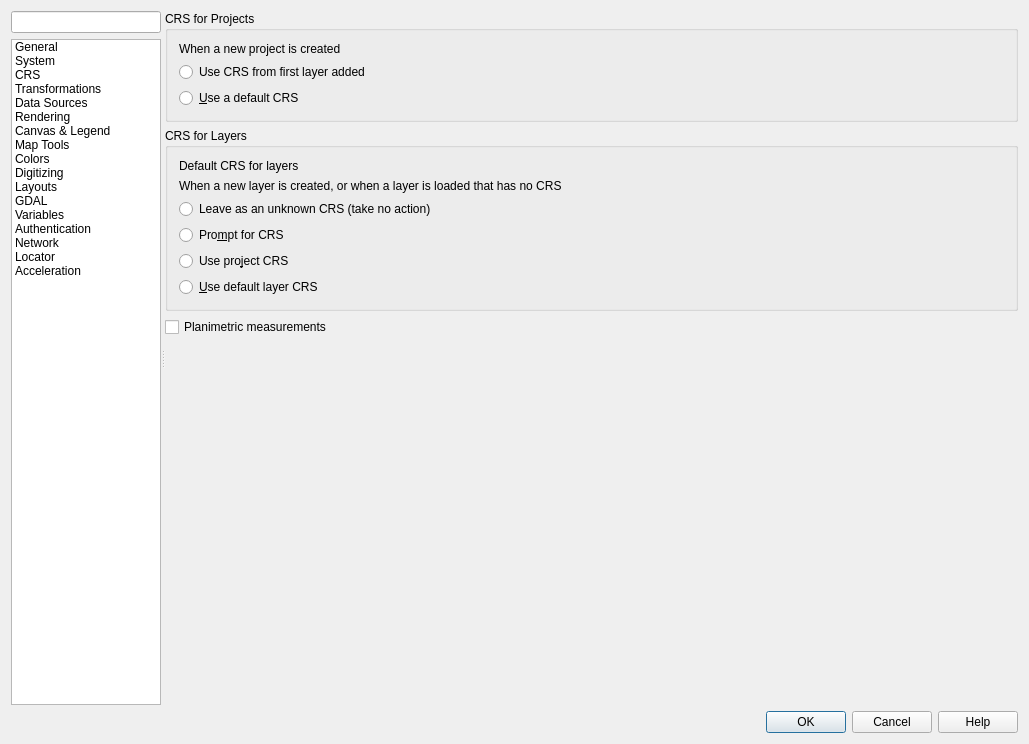
Qt form src/ui/qgsoptionsbase.ui (qgis/QGIS) before a commit.
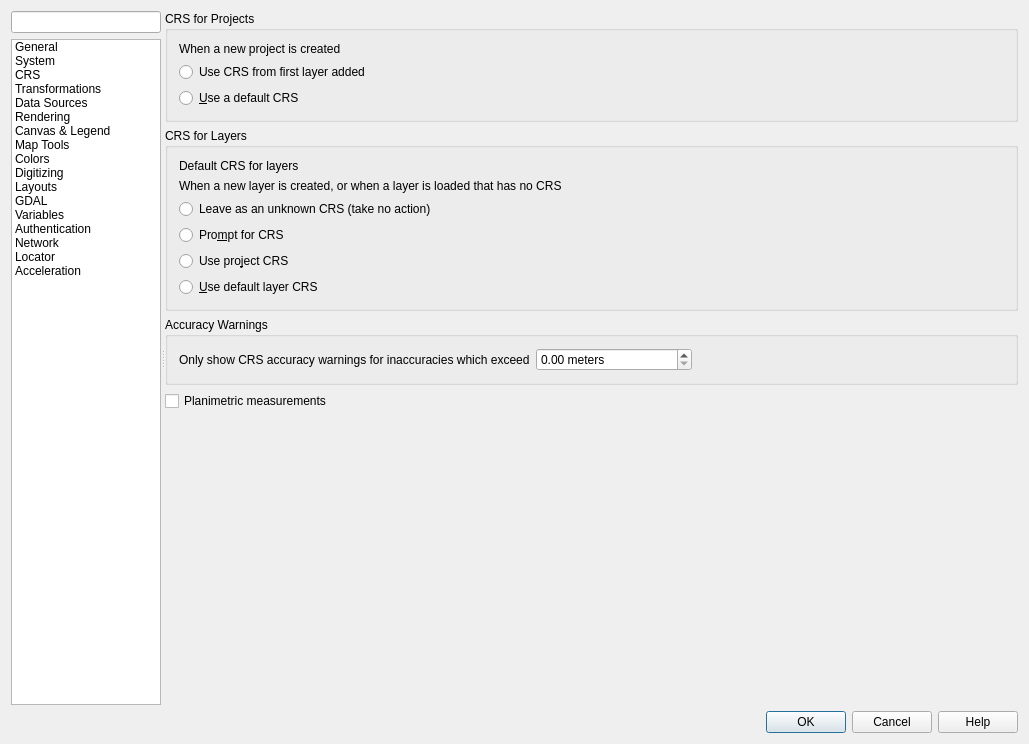
The same form after that commit. The open tabs and pages were chosen to show the change. Icons and pictures are not drawn. Custom widgets are drawn as their Qt base class.

Commit message:
Add global setting to control the display of CRS inaccuracy warnings
This new setting in the Options -> CRS tab specifies a threshold
in meters, where CRS accuracy warnings will only be shown for
inaccuracies which exceed this distance.

This allows users who work in fields where lower accuracies are
acceptable to hide the CRS inaccuracy warnings when an ensemble datum
based CRS (such as 4326, 3857) is selected.

Diff of the .ui file:
```diff
--- a/src/ui/qgsoptionsbase.ui
+++ b/src/ui/qgsoptionsbase.ui
@@ -1760,6 +1760,13 @@
                 </widget>
                </item>
                <item row="5" column="0">
+                <widget class="QCheckBox" name="mPlanimetricMeasurementsComboBox">
+                 <property name="text">
+                  <string>Planimetric measurements</string>
+                 </property>
+                </widget>
+               </item>
+               <item row="6" column="0">
                 <spacer name="verticalSpacer">
                  <property name="orientation">
                   <enum>Qt::Vertical</enum>
@@ -1825,10 +1832,45 @@
                 </widget>
                </item>
                <item row="4" column="0">
-                <widget class="QCheckBox" name="mPlanimetricMeasurementsComboBox">
-                 <property name="text">
-                  <string>Planimetric measurements</string>
+                <widget class="QgsCollapsibleGroupBox" name="groupBox_26">
+                 <property name="title">
+                  <string>Accuracy Warnings</string>
                  </property>
+                 <layout class="QGridLayout" name="gridLayout_37" columnstretch="0,1,2">
+                  <item row="0" column="1">
+                   <widget class="QgsDoubleSpinBox" name="mCrsAccuracySpin">
+                    <property name="toolTip">
+                     <string>If the inherent inaccuracy in a selected CRS exceeds this threshold a warning message will be shown</string>
+                    </property>
+                    <property name="suffix">
+                     <string> meters</string>
+                    </property>
+                    <property name="maximum">
+                     <double>10000.000000000000000</double>
+                    </property>
+                   </widget>
+                  </item>
+                  <item row="0" column="0">
+                   <widget class="QLabel" name="label_71">
+                    <property name="text">
+                     <string>Only show CRS accuracy warnings for inaccuracies which exceed</string>
+                    </property>
+                   </widget>
+                  </item>
+                  <item row="0" column="2">
+                   <spacer name="horizontalSpacer_23">
+                    <property name="orientation">
+                     <enum>Qt::Horizontal</enum>
+                    </property>
+                    <property name="sizeHint" stdset="0">
+                     <size>
+                      <width>40</width>
+                      <height>20</height>
+                     </size>
+                    </property>
+                   </spacer>
+                  </item>
+                 </layout>
                 </widget>
                </item>
               </layout>
```
The commit also changes 3 other files.
